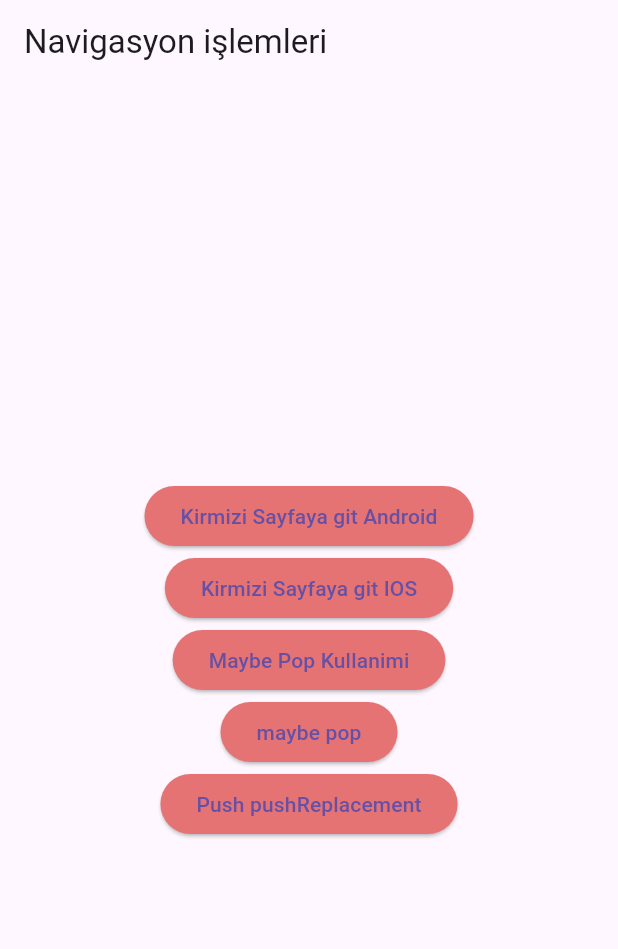
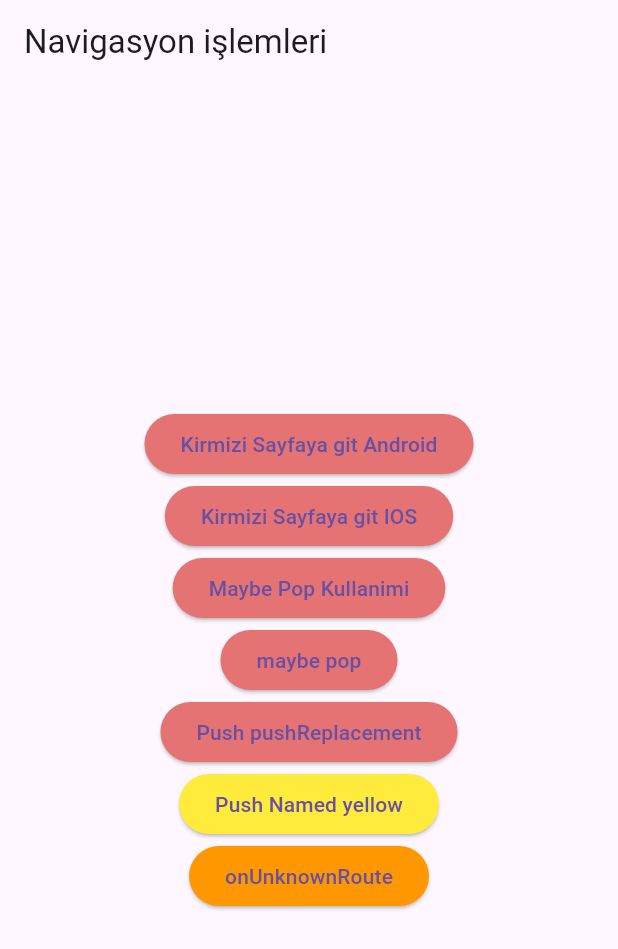
Before and after one commit to BurakTurker1/flutter_Naavigation, a Flutter app: the screen it shows after launch, on a phone screen of 412 x 824 dp. Shown: the top 949 px of the screen. Run offline on Flutter 3.47's test engine with Material 3 defaults, Android fonts, the phone set to English and light mode, and no system bars.

Commit message:
PushNamed, UnknownRoute

```diff
--- a/lib/main.dart
+++ b/lib/main.dart
@@ -2,6 +2,7 @@ import 'package:flutter/cupertino.dart';
 import 'package:flutter/material.dart';
 import 'package:flutter_navigation/green_page.dart';
 import 'package:flutter_navigation/red_page.dart';
+import 'package:flutter_navigation/yellow_page.dart';
 
 void main() => runApp(const MyApp());
 
@@ -11,8 +12,26 @@ class MyApp extends StatelessWidget {
   @override
   Widget build(BuildContext context) {
     return MaterialApp(
-      home: AnaSayfa(),
+      //home: AnaSayfa(),
+      routes: {
+        //eger kök dizinli rota belirlenirse home yerine geçer ve ikisi aynı anda kullanılamaz
+        '/': (context) => AnaSayfa(),
+        '/RedPage': (context) => RedPage(),
+        '/GreenPage': (context) => greenPage(),
+        '/YellowPage': (context) => yellowPage(),
+      },
+      onUnknownRoute: ((Settings) => NotFound404()) ,
     );
+  }
+
+  MaterialPageRoute<dynamic> NotFound404() {
+    return MaterialPageRoute(builder: (context)=>Scaffold(
+      appBar: AppBar(title: Text('404 Not Found'),backgroundColor: Colors.amber,),
+      backgroundColor: Colors.amber.shade800,
+      body: Center(
+        child: Text('404 Not Found',style: TextStyle(fontSize: 45),),
+      ),
+    ) );
   }
 }
 
@@ -68,10 +87,27 @@ class AnaSayfa extends StatelessWidget {
             ElevatedButton(
                 onPressed: () async {
                   // normal push ile aynı işlemi yapar farkı ise  gittiginiz siteyi ana sayfa yapar yani geriye döndügünüzde ilk sayfayı bulamazsınız direk  çıkış yaparsınız örnek (login sayfası giriş yaptıktan sonra anasayfaya gidiyo geriye bastıgında login sayfasına degil de uygulamadan çıkıyo)
-                  Navigator.of(context).pushReplacement(MaterialPageRoute(builder: ((context) => greenPage())));
+                  Navigator.of(context).pushReplacement(
+                      MaterialPageRoute(builder: ((context) => greenPage())));
                 },
                 child: Text('Push pushReplacement'),
                 style: ElevatedButton.styleFrom(primary: Colors.red.shade300)),
+            ElevatedButton(
+              onPressed: () {
+                //iki şekildede olur
+                Navigator.pushNamed(context, '/YellowPage');
+                //Navigator.of(context).pushNamed('/YellowPage');
+              },
+              child: Text('Push Named yellow'),
+              style: ElevatedButton.styleFrom(backgroundColor: Colors.yellow),
+            ),
+            ElevatedButton(
+              onPressed: () {
+                Navigator.of(context).pushNamed('/saaa');
+              },
+              child: Text('onUnknownRoute'),
+              style: ElevatedButton.styleFrom(backgroundColor: Colors.orange),
+            ),
           ],
         ),
       ),
```
Also changed, not shown: lib/red_page.dart (+4 -5 lines).
